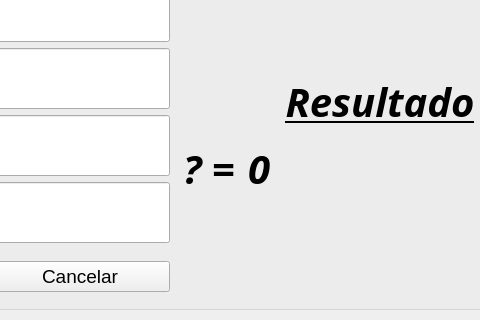
This is jobPLP/telatorricelli.ui in GustavoRSL/Projeto-PLP as Qt 5 draws it before an edit; both pictures show x 207 to 687 and y 215 to 535 of the 800 by 535 pixel window. The edited form follows.
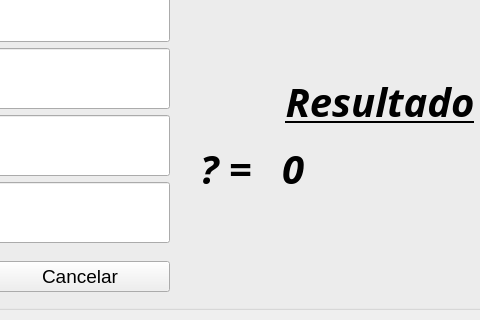
This is the edited form. Icons and pictures are not drawn.

Patch:
```diff
--- a/jobPLP/telatorricelli.ui
+++ b/jobPLP/telatorricelli.ui
@@ -644,13 +644,13 @@
               <widget class="QLabel" name="variavelResp">
                <property name="minimumSize">
                 <size>
-                 <width>66</width>
+                 <width>100</width>
                  <height>66</height>
                 </size>
                </property>
                <property name="maximumSize">
                 <size>
-                 <width>66</width>
+                 <width>100</width>
                  <height>66</height>
                 </size>
                </property>
```
